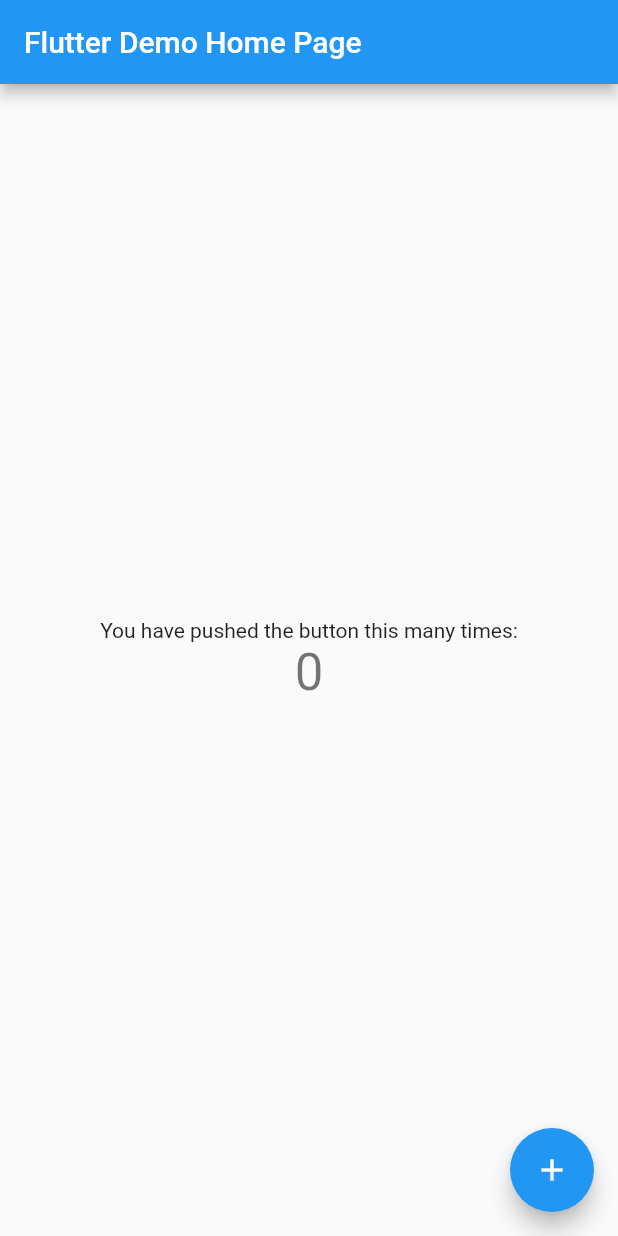
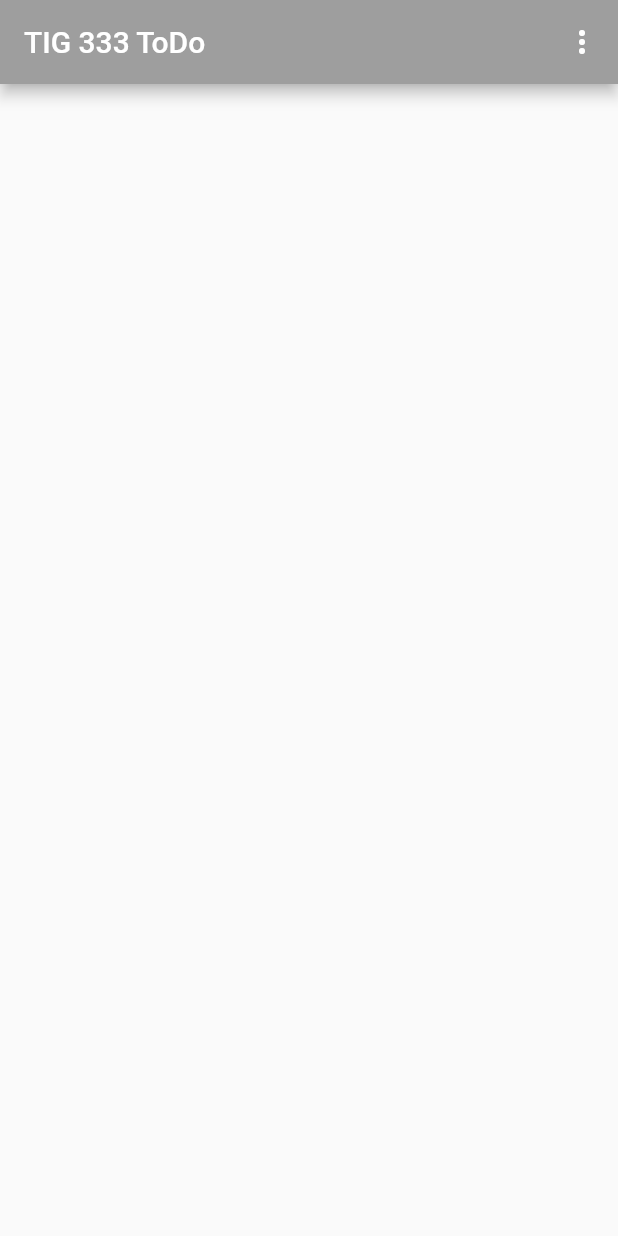
Before and after one commit to gu-tig333-ht22/gusaubau, a Flutter app: the screen it shows after launch, on a phone screen of 412 x 824 dp. Run offline on Flutter 3.47's test engine with Material 2 defaults, Android fonts, the phone set to English and light mode, and no system bars.

```diff
--- a/lib/main.dart
+++ b/lib/main.dart
@@ -11,105 +11,73 @@ class MyApp extends StatelessWidget {
   @override
   Widget build(BuildContext context) {
     return MaterialApp(
-      title: 'Flutter Demo',
+      title: 'Inlämningsupgift moment 1 TIG333',
       theme: ThemeData(
-        // This is the theme of your application.
-        //
-        // Try running your application with "flutter run". You'll see the
-        // application has a blue toolbar. Then, without quitting the app, try
-        // changing the primarySwatch below to Colors.green and then invoke
-        // "hot reload" (press "r" in the console where you ran "flutter run",
-        // or simply save your changes to "hot reload" in a Flutter IDE).
-        // Notice that the counter didn't reset back to zero; the application
-        // is not restarted.
         primarySwatch: Colors.blue,
       ),
-      home: const MyHomePage(title: 'Flutter Demo Home Page'),
+      home: MainViwe(),
     );
   }
 }
 
-class MyHomePage extends StatefulWidget {
-  const MyHomePage({Key? key, required this.title}) : super(key: key);
+class MainViwe extends StatelessWidget {
+  @override
+  Widget build(BuildContext context) {
+    // ******************************************
+    // bygger temporärt en lista av classen items
+    var items = itemCreatorTesting();
+    items.forEach((element) => (element.testPrint()));
+    // ******************************************
+    return Scaffold(
+      appBar: AppBar(
+        backgroundColor: Colors.grey,
+        title: const Text("TIG 333 ToDo"),
+        actions: [
+          IconButton(onPressed: () {}, icon: Icon(Icons.more_vert)),
+        ],
+      ),
+      body: ListView(),
+    );
+  }
 
-  // This widget is the home page of your application. It is stateful, meaning
-  // that it has a State object (defined below) that contains fields that affect
-  // how it looks.
+  Widget _itemRow() {
+    return Row(
+      children: [],
+    );
+  }
 
-  // This class is the configuration for the state. It holds the values (in this
-  // case the title) provided by the parent (in this case the App widget) and
-  // used by the build method of the State. Fields in a Widget subclass are
-  // always marked "final".
-
-  final String title;
-
-  @override
-  State<MyHomePage> createState() => _MyHomePageState();
+  itemCreatorTesting() {
+    var items = [];
+    var lista = [
+      "Städa",
+      "Handla",
+      "Gå slackline med Gustaf",
+      "Springa med Mårten",
+    ];
+    for (int i = 0; i < lista.length; i++) {
+      items.add(new Item(lista[i]));
+    }
+    return items;
+  }
 }
 
-class _MyHomePageState extends State<MyHomePage> {
-  int _counter = 0;
-
-  void _incrementCounter() {
-    setState(() {
-      // This call to setState tells the Flutter framework that something has
-      // changed in this State, which causes it to rerun the build method below
-      // so that the display can reflect the updated values. If we changed
-      // _counter without calling setState(), then the build method would not be
-      // called again, and so nothing would appear to happen.
-      _counter++;
-    });
+class Item {
+  var name;
+  var isDone;
+  Item(String name, {isDone = false}) {
+    this.name = name;
+    this.isDone = isDone;
+  }
+  setIsDone() {
+    if (isDone) {
+      isDone = false;
+    } else {
+      isDone = true;
+    }
   }
 
-  @override
-  Widget build(BuildContext context) {
-    // This method is rerun every time setState is called, for instance as done
-    // by the _incrementCounter method above.
-    //
-    // The Flutter framework has been optimized to make rerunning build methods
-    // fast, so that you can just rebuild anything that needs updating rather
-    // than having to individually change instances of widgets.
-    return Scaffold(
-      appBar: AppBar(
-        // Here we take the value from the MyHomePage object that was created by
-        // the App.build method, and use it to set our appbar title.
-        title: Text(widget.title),
-      ),
-      body: Center(
-        // Center is a layout widget. It takes a single child and positions it
-        // in the middle of the parent.
-        child: Column(
-          // Column is also a layout widget. It takes a list of children and
-          // arranges them vertically. By default, it sizes itself to fit its
-          // children horizontally, and tries to be as tall as its parent.
-          //
-          // Invoke "debug painting" (press "p" in the console, choose the
-          // "Toggle Debug Paint" action from the Flutter Inspector in Android
-          // Studio, or the "Toggle Debug Paint" command in Visual Studio Code)
-          // to see the wireframe for each widget.
-          //
-          // Column has various properties to control how it sizes itself and
-          // how it positions its children. Here we use mainAxisAlignment to
-          // center the children vertically; the main axis here is the vertical
-          // axis because Columns are vertical (the cross axis would be
-          // horizontal).
-          mainAxisAlignment: MainAxisAlignment.center,
-          children: <Widget>[
-            const Text(
-              'You have pushed the button this many times:',
-            ),
-            Text(
-              '$_counter',
-              style: Theme.of(context).textTheme.headline4,
-            ),
-          ],
-        ),
-      ),
-      floatingActionButton: FloatingActionButton(
-        onPressed: _incrementCounter,
-        tooltip: 'Increment',
-        child: const Icon(Icons.add),
-      ), // This trailing comma makes auto-formatting nicer for build methods.
-    );
+  testPrint() {
+    print("Item name: $name");
+    print("Item is done: $isDone");
   }
 }
```
